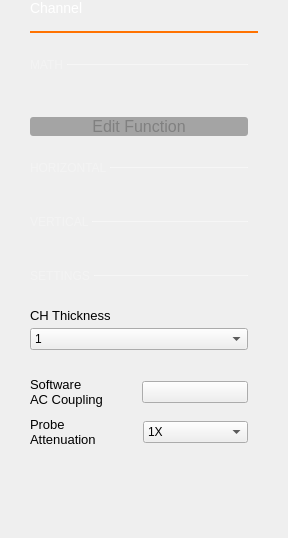
The window that ui/channel_settings.ui (analogdevicesinc/scopy) describes before a commit, drawn with Qt 5.
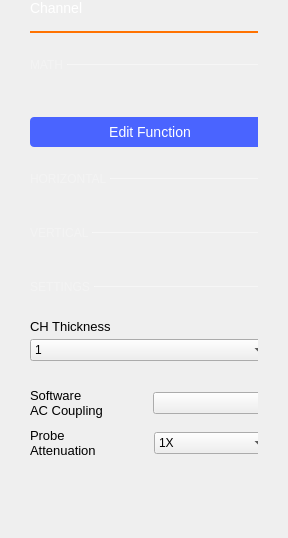
The same window after the commit. Custom widgets are drawn as their Qt base class.

Commit message: Oscilloscope: Change the 'Math edit' button to match the application theme.

The edit to the form file:
```diff
--- a/ui/channel_settings.ui
+++ b/ui/channel_settings.ui
@@ -105,7 +105,7 @@
        <rect>
         <x>0</x>
         <y>0</y>
-        <width>228</width>
+        <width>252</width>
         <height>497</height>
        </rect>
       </property>
@@ -301,20 +301,40 @@
             </item>
             <item>
              <widget class="QPushButton" name="btnEditMath">
+              <property name="minimumSize">
+               <size>
+                <width>240</width>
+                <height>30</height>
+               </size>
+              </property>
+              <property name="maximumSize">
+               <size>
+                <width>240</width>
+                <height>30</height>
+               </size>
+              </property>
               <property name="styleSheet">
                <string notr="true">QPushButton {
-	background-color: rgba(0, 0, 0, 80);
-	color: gray;
-	font: bold  &quot;Times New Roman&quot;;	
-	font-size: 16px;
-	border-radius: 3px;
-  	border: 2px rgba(0, 0, 0, 80);
+  min-height: 30px;
+  max-height: 30px;
+  min-width: 240px;
+  max-width: 240px;
+
+  border: 0px;
+  border-radius: 4px;
+
+  background-color: #4a64ff;
+  color: #ffffff;
+
+  font-size: 14px;
 }
 
-QPushButton:hover {
-	color: white;
-	background-color: rgba(0, 0, 0, 60);
-	border-color: rgba(0, 0, 0, 60);
+QPushButton:pressed {
+  background-color: #2a44df;
+}
+
+QPushButton:disabled {
+  background-color:  #727273;
 }</string>
               </property>
               <property name="text">
```
